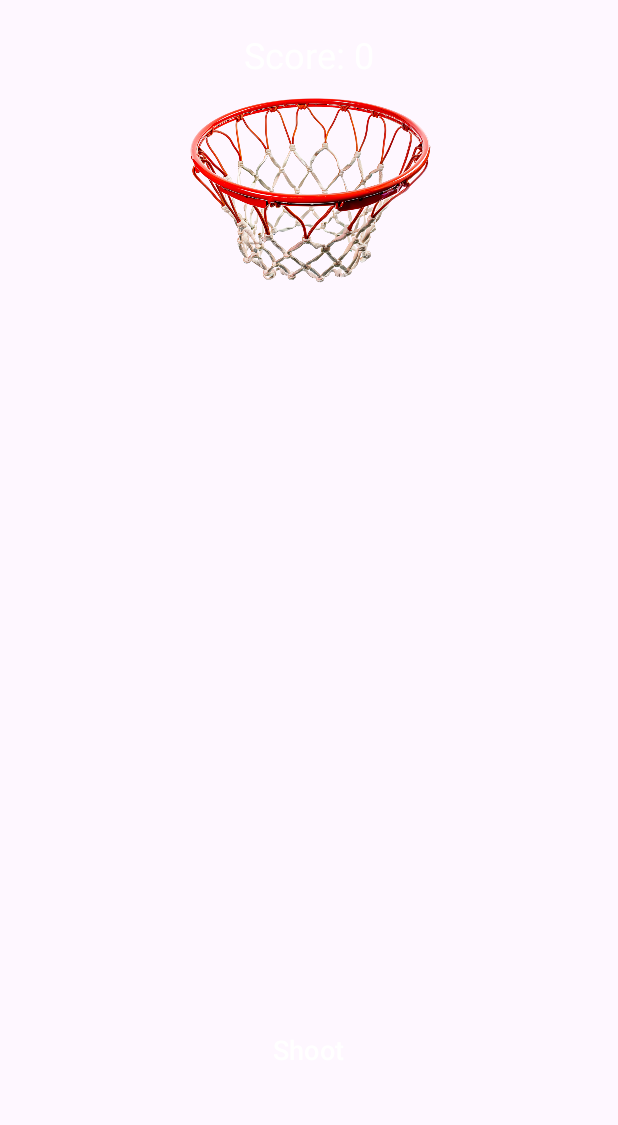
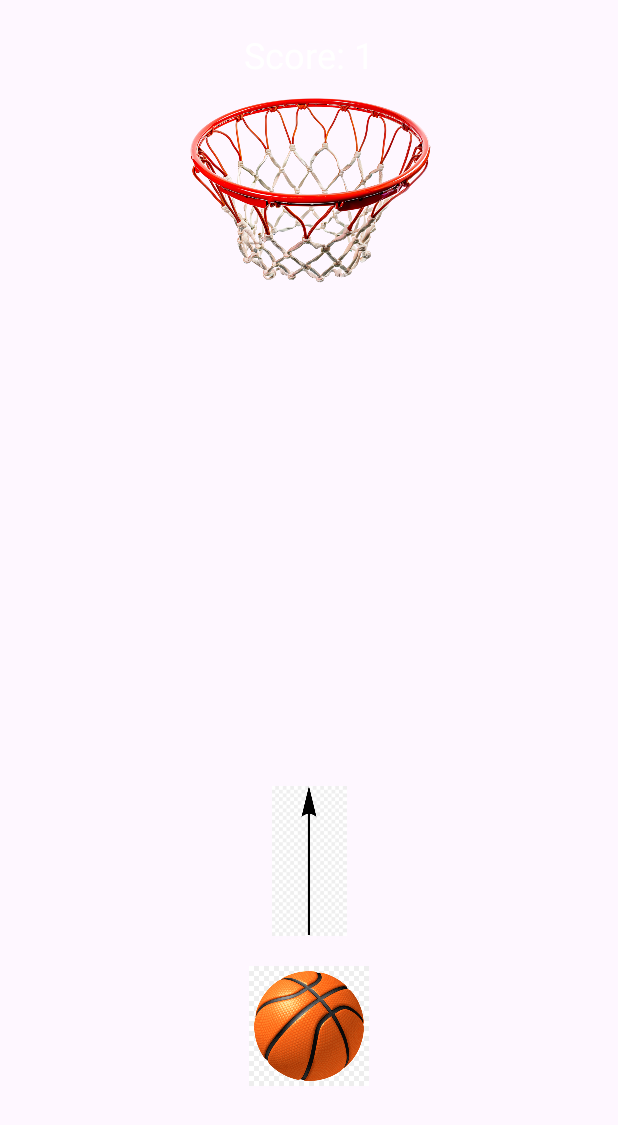
Before and after one commit to Basavarajdh/My_Application, an Android app: the BasketballGameActivity screen opened directly, with no data from a screen before it, after a tap on "Shoot", on a phone screen of 412 x 824 dp. Shown: the top 1125 px of the screen. Run offline under Robolectric (Android 15) with nearby library versions, the phone set to English and light mode, and no system bars.

Commit message:
added the basktball game

```diff
--- a/app/src/main/java/com/example/myapplication/BasketballGameActivity.java
+++ b/app/src/main/java/com/example/myapplication/BasketballGameActivity.java
@@ -1,52 +1,82 @@
 package com.example.myapplication;
 
 import android.os.Bundle;
+import android.view.MotionEvent;
 import android.view.View;
 import android.widget.Button;
 import android.widget.ImageView;
 import android.widget.TextView;
 import android.widget.Toast;
-
 import androidx.appcompat.app.AppCompatActivity;
 
 public class BasketballGameActivity extends AppCompatActivity {
 
-    private ImageView hoopImage, ballImage;
+    private ImageView hoopImage, ballImage, arrowImage;
     private Button shootButton;
     private TextView scoreText;
     private int score = 0;
+    private float arrowAngle = 0f; // Initial arrow angle
+    private final float MAX_ANGLE = 45f; // Maximum left/right angle in degrees
 
     @Override
     protected void onCreate(Bundle savedInstanceState) {
         super.onCreate(savedInstanceState);
-        setContentView(R.layout.activity_basketball_game);  // Layout for the basketball game
+        setContentView(R.layout.activity_basketball_game);
 
         hoopImage = findViewById(R.id.hoopImage);
         ballImage = findViewById(R.id.ballImage);
+        arrowImage = findViewById(R.id.arrowImage);
         shootButton = findViewById(R.id.btnShoot);
         scoreText = findViewById(R.id.scoreText);
 
+        // Touch listener to control arrow direction
+        arrowImage.setOnTouchListener((v, event) -> {
+            if (event.getAction() == MotionEvent.ACTION_MOVE) {
+                float x = event.getX();
+                updateArrowAngle(x);
+            }
+            return true;
+        });
+
+        // Shoot button logic
         shootButton.setOnClickListener(v -> shootBasketball());
     }
 
+    private void updateArrowAngle(float touchX) {
+        // Calculate angle based on touch position
+        float arrowCenterX = arrowImage.getWidth() / 2f;
+        arrowAngle = ((touchX - arrowCenterX) / arrowCenterX) * MAX_ANGLE;
+
+        // Clamp the angle to the MAX_ANGLE range
+        if (arrowAngle > MAX_ANGLE) arrowAngle = MAX_ANGLE;
+        if (arrowAngle < -MAX_ANGLE) arrowAngle = -MAX_ANGLE;
+
+        // Rotate the arrow to the new angle
+        arrowImage.setRotation(arrowAngle);
+    }
+
     private void shootBasketball() {
-        // Simulate the basketball shoot
-        ballImage.setVisibility(View.VISIBLE);
+        // Calculate horizontal movement based on arrow angle
+        float distance = -800f; // Vertical distance (upward)
+        float horizontalDistance = (float) (distance * Math.tan(Math.toRadians(arrowAngle)));
 
-        // Simple animation for ball movement
+        // Animate the ball towards the hoop
         ballImage.animate()
-                .translationYBy(-500f)  // Move the ball upwards
-                .setDuration(1000)       // 1 second for shooting
-                .withEndAction(() -> checkIfShotIsMade());
+                .translationYBy(distance)          // Move upwards
+                .translationXBy(horizontalDistance) // Move left/right based on arrow angle
+                .setDuration(1000)
+                .withEndAction(this::checkIfShotIsMade);
     }
 
     private void checkIfShotIsMade() {
-        // This is a simple simulation. If the ball reaches the hoop, it's considered a successful shot.
-        int hoopYPosition = hoopImage.getTop();
-        int ballYPosition = ballImage.getTop();
+        // Get positions of the ball and hoop
+        int hoopX = hoopImage.getLeft();
+        int hoopWidth = hoopImage.getWidth();
+        int ballX = ballImage.getLeft();
+        int ballWidth = ballImage.getWidth();
 
-        // Check if the ball is within the hoop's vertical range (basic check for demo purposes)
-        if (ballYPosition < hoopYPosition + 150 && ballYPosition > hoopYPosition) {
+        // Check if the ball is within the hoop's horizontal range
+        if (ballX + ballWidth / 2 > hoopX && ballX + ballWidth / 2 < hoopX + hoopWidth) {
             score++;
             scoreText.setText("Score: " + score);
             Toast.makeText(this, "Shot Made! Score: " + score, Toast.LENGTH_SHORT).show();
@@ -54,7 +84,14 @@
             Toast.makeText(this, "Missed! Try Again", Toast.LENGTH_SHORT).show();
         }
 
-        // Hide the ball again for the next shot
-        ballImage.setVisibility(View.GONE);
+        resetBallPosition();
+    }
+
+    private void resetBallPosition() {
+        // Reset ball and arrow position
+        ballImage.setTranslationX(0);
+        ballImage.setTranslationY(0);
+        arrowImage.setRotation(0);
+        arrowAngle = 0f;
     }
 }
--- a/app/src/main/res/layout/activity_basketball_game.xml
+++ b/app/src/main/res/layout/activity_basketball_game.xml
@@ -26,17 +26,27 @@
         android:layout_height="80dp"
         android:layout_alignParentBottom="true"
         android:layout_centerHorizontal="true"
-        android:src="@drawable/basketball"
-        android:visibility="gone"/>
+        android:layout_marginBottom="100dp"
+        android:src="@drawable/basketball"/>
+
+    <!-- Arrow for Aiming -->
+    <ImageView
+        android:id="@+id/arrowImage"
+        android:layout_width="100dp"
+        android:layout_height="100dp"
+        android:layout_above="@id/ballImage"
+        android:layout_centerHorizontal="true"
+        android:src="@drawable/arrow"
+        android:layout_marginBottom="20dp"/>
 
     <!-- Shoot Button -->
     <Button
         android:id="@+id/btnShoot"
         android:layout_width="wrap_content"
         android:layout_height="wrap_content"
+        android:layout_alignParentBottom="true"
         android:layout_centerHorizontal="true"
-        android:layout_alignParentBottom="true"
-        android:layout_marginBottom="100dp"
+        android:layout_marginBottom="20dp"
         android:text="Shoot"
         android:textSize="18sp"
         android:textColor="#FFFFFF"
```
Also changed, not shown: app/src/main/res/drawable/arrow.png (added).
